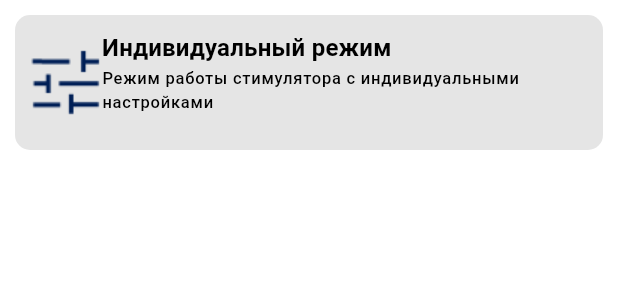
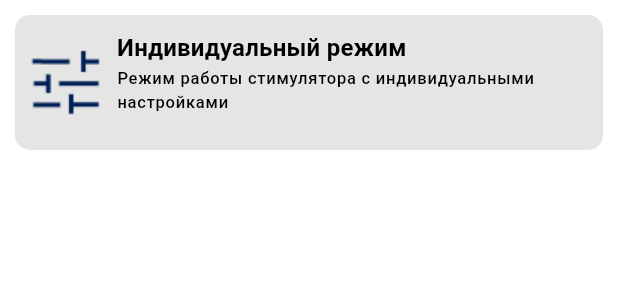
Before and after one commit to grigp/bgs_control, a Flutter app: the TogoTitle widget shown alone on an empty page, opened directly with empty values, on a phone screen of 412 x 824 dp. Shown: the top 300 px of the screen. Run offline on Flutter 3.47's test engine with Material 3 defaults, Android fonts, the phone set to English and light mode, and no system bars; our stand-ins replace flutter_blue_plus, flutter_secure_storage, get_it, share_plus; missing offline and left inert: flutter_text_viewer, workmanager; accounts and stored records are empty.

Commit message:
Доработка интерфейсной мелочевки

```diff
--- a/lib/features/select_program_screen/widgets/togo_title.dart
+++ b/lib/features/select_program_screen/widgets/togo_title.dart
@@ -43,6 +43,7 @@ class _TogoTitleState extends State<TogoTitle> {
       child: Row(
         children: [
           Image.asset('lib/assets/icons/programs/togo.png'),
+          const SizedBox(width: 10),
           Expanded(
             child: Column(
               crossAxisAlignment: CrossAxisAlignment.start,
@@ -64,50 +65,5 @@ class _TogoTitleState extends State<TogoTitle> {
         ],
       ),
     );
-
-
-
-      Row(
-      children: [
-        Container(
-          height: 90,
-          margin: const EdgeInsets.only(
-            left: 0,
-            top: 10,
-            right: 10,
-            bottom: 10,
-          ),
-          decoration: BoxDecoration(
-            color: filledSecondaryItemColor,
-            borderRadius: BorderRadius.circular(10),
-          ),
-          child: Row(
-            children: [
-              Image.asset('lib/assets/icons/programs/togo.png'),
-              Column(
-                crossAxisAlignment: CrossAxisAlignment.start,
-                children: [
-                  Text(
-                    'Индивидуальный режим',
-                    style: theme.textTheme.titleMedium,
-                    overflow: TextOverflow.ellipsis,
-                  ),
-                  SizedBox(
-                    width: 300, //double.infinity, TODO: Почему не работает ???????????????
-                    height: 50,
-                    child: Text(
-                      'Режим работы стимулятора с индивидуальными настройками',
-                      style: theme.textTheme.labelSmall,
-                      overflow: TextOverflow.ellipsis,
-                      maxLines: 4,
-                    ),
-                  ),
-                ],
-              ),
-            ],
-          ),
-        ),
-      ],
-    );
   }
 }
--- a/lib/features/togo_params_screen/view/togo_params_screen.dart
+++ b/lib/features/togo_params_screen/view/togo_params_screen.dart
@@ -54,8 +54,8 @@ class _TogoParamsScreenState extends State<TogoParamsScreen> {
                 ],
               ),
               Positioned(
-                top: 40,
-                left: 10,
+                top: 55,
+                left: 20,
                 child: BackScreenButton(onBack: (){Navigator.pop(context);}),
               ),
               Column(
```
Also changed, not shown: lib/features/select_program_screen/widgets/direct_title.dart (+14 -23 lines).
